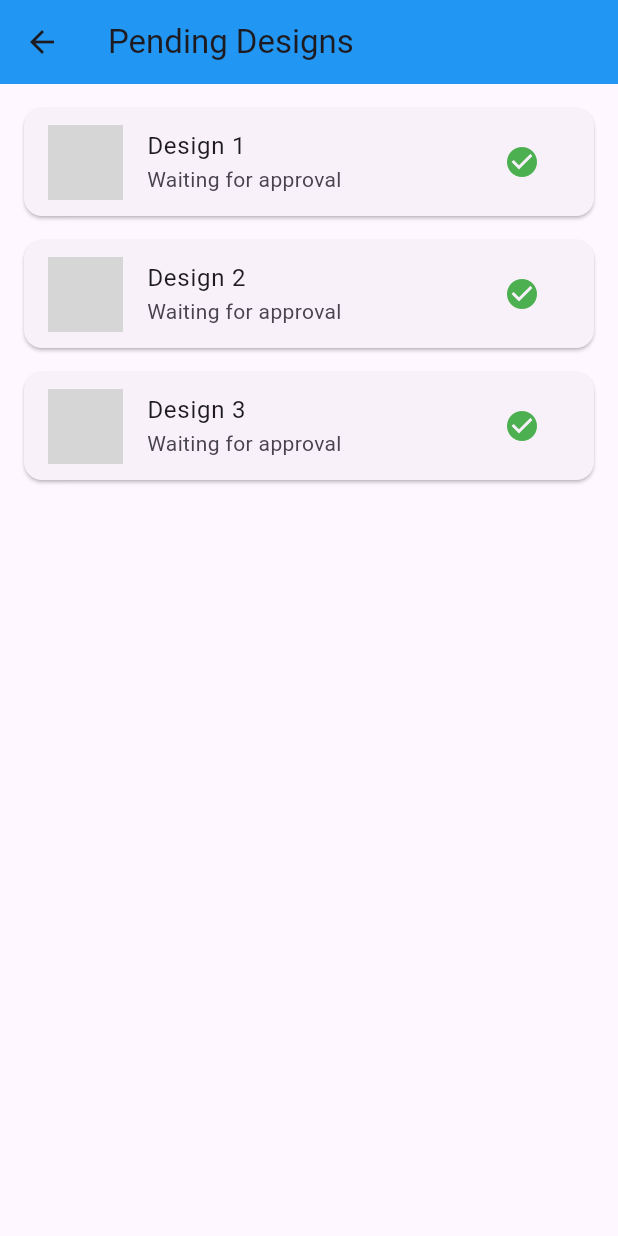
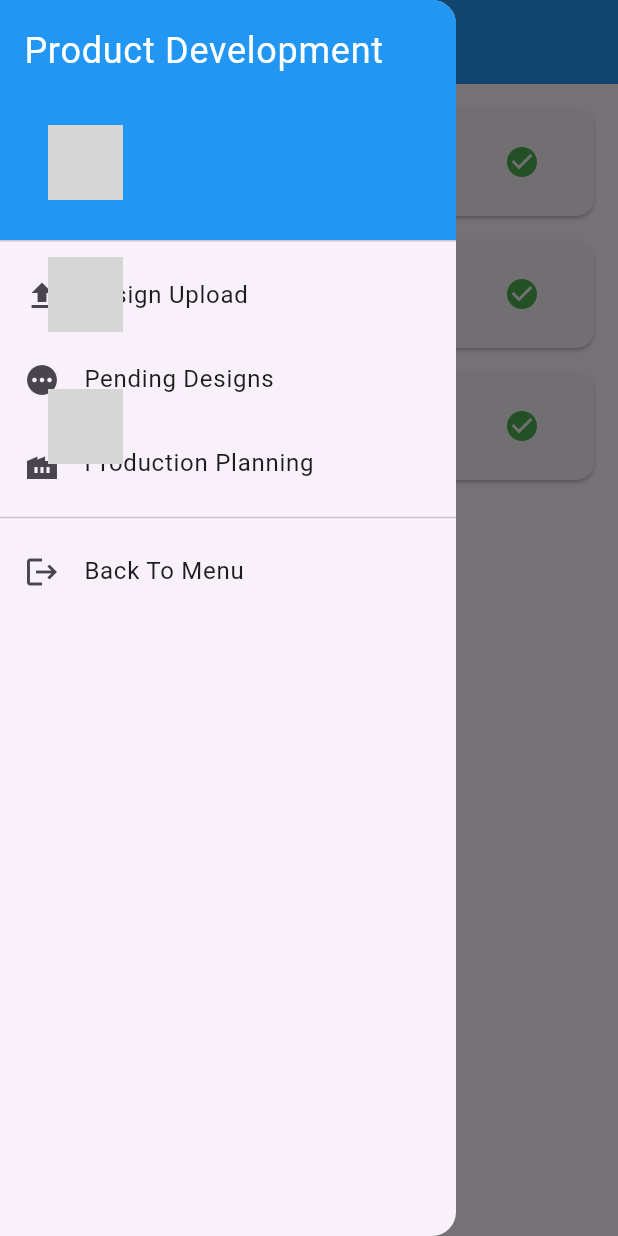
Before and after one commit to RAMZY02/googlecloudgaming, a Flutter app: the PendingDesignsScreen screen opened by its route, with the side drawer open (before the commit the screen has no drawer), on a phone screen of 412 x 824 dp. Run offline on Flutter 3.47's test engine with Material 3 defaults, Android fonts, the phone set to English and light mode, and no system bars; our stand-ins replace carousel_slider, image_picker; network calls fail; grey boxes are pictures that could not be loaded.

Commit message:
Tampilan Shoes Production

```diff
--- a/lib/main.dart
+++ b/lib/main.dart
@@ -9,6 +9,8 @@
 import 'package:steppa/oracle_data_screen.dart';
 import 'package:steppa/product_development/ui/pending_designs_screen.dart';
 import 'package:steppa/product_development/ui/product_development_screen.dart';
+import 'package:steppa/product_development/ui/production_screen.dart';
+
 
 import 'online_shop/ui/detail_product.dart';
 import 'online_shop/ui/search.dart';
@@ -45,6 +47,7 @@
         '/oracleData': (context) => OracleDataScreen(),
         '/productDevelopmentDashboard': (context) => const ProductDevelopmentScreen(),
         '/pendingDesigns': (context) => const PendingDesignsScreen(),
+        '/production': (context) => const ProductionScreen(),
       },
       home: const LoginScreen(),
     );
--- a/lib/product_development/ui/pending_designs_screen.dart
+++ b/lib/product_development/ui/pending_designs_screen.dart
@@ -1,4 +1,7 @@
 import 'package:flutter/material.dart';
+import 'production_screen.dart';
+import 'product_development_screen.dart';
+
 
 class PendingDesignsScreen extends StatelessWidget {
   const PendingDesignsScreen({Key? key}) : super(key: key);
@@ -15,6 +18,73 @@ class PendingDesignsScreen extends StatelessWidget {
       appBar: AppBar(
         title: const Text('Pending Designs'),
         backgroundColor: Colors.blue,
+      ),
+      drawer: Drawer(
+        child: ListView(
+          padding: EdgeInsets.zero,
+          children: [
+            DrawerHeader(
+              decoration: BoxDecoration(
+                color: Colors.blue,
+              ),
+              child: const Text(
+                'Product Development',
+                style: TextStyle(
+                  color: Colors.white,
+                  fontSize: 24,
+                ),
+              ),
+            ),
+            ListTile(
+              leading: const Icon(Icons.upload),
+              title: const Text('Design Upload'),
+              onTap: () {
+                Navigator.pop(context);
+                Navigator.push(
+                  context,
+                  MaterialPageRoute(
+                    builder: (context) => const ProductDevelopmentScreen(),
+                  ),
+                );
+              },
+            ),
+            ListTile(
+              leading: const Icon(Icons.pending),
+              title: const Text('Pending Designs'),
+              onTap: () {
+                Navigator.pop(context);
+                Navigator.push(
+                  context,
+                  MaterialPageRoute(
+                    builder: (context) => const PendingDesignsScreen(),
+                  ),
+                );
+              },
+            ),
+            ListTile(
+              leading: const Icon(Icons.factory),
+              title: const Text('Production Planning'),
+              onTap: () {
+                Navigator.pop(context);
+                Navigator.push(
+                  context,
+                  MaterialPageRoute(
+                    builder: (context) => const ProductionScreen(),
+                  ),
+                );
+              },
+            ),
+            const Divider(),
+            ListTile(
+              leading: const Icon(Icons.logout),
+              title: const Text('Back To Menu'),
+              onTap: () {
+                Navigator.pop(context);
+                Navigator.pushNamed(context, '/login');
+              },
+            ),
+          ],
+        ),
       ),
       body: Padding(
         padding: const EdgeInsets.all(16.0),
--- a/pubspec.yaml
+++ b/pubspec.yaml
@@ -30,6 +30,7 @@ environment:
 dependencies:
   flutter:
     sdk: flutter
+  intl: ^0.18.0
 
 
   # The following adds the Cupertino Icons font to your application.
@@ -42,6 +43,7 @@ dependencies:
 dev_dependencies:
   flutter_test:
     sdk: flutter
+
 
   # The "flutter_lints" package below contains a set of recommended lints to
   # encourage good coding practices. The lint set provided by the package is
```
Also changed, not shown: lib/product_development/ui/product_development_screen.dart (+15 -2 lines), lib/product_development/ui/production_screen.dart (added, +176 -0 lines), pubspec.lock.
